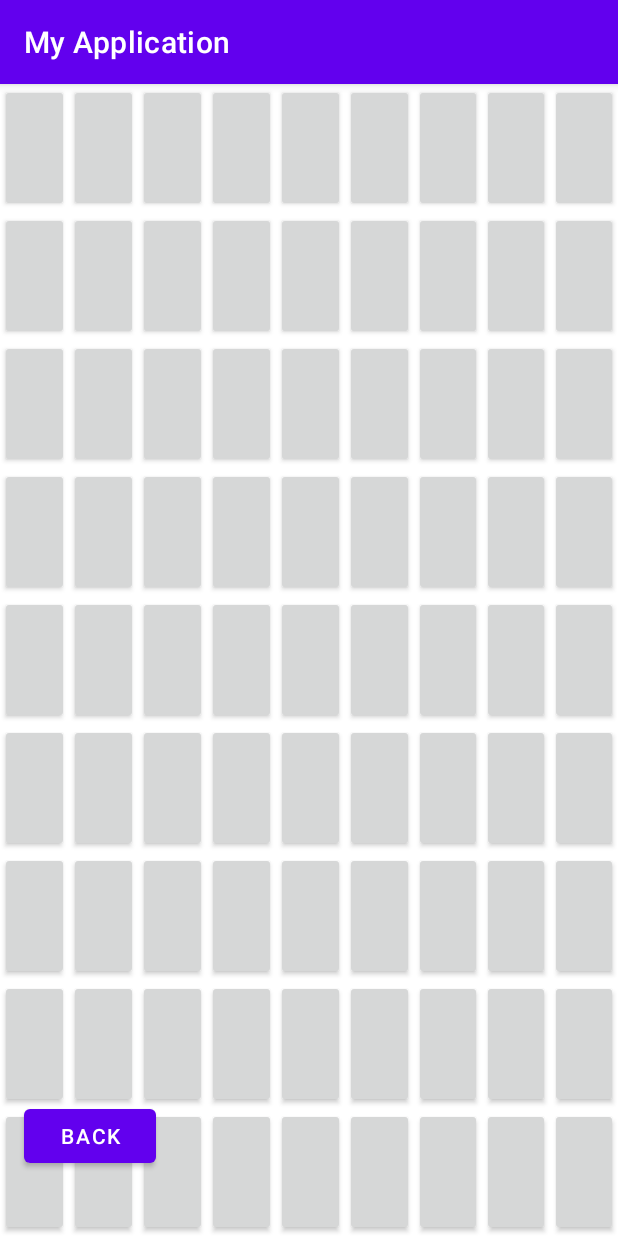
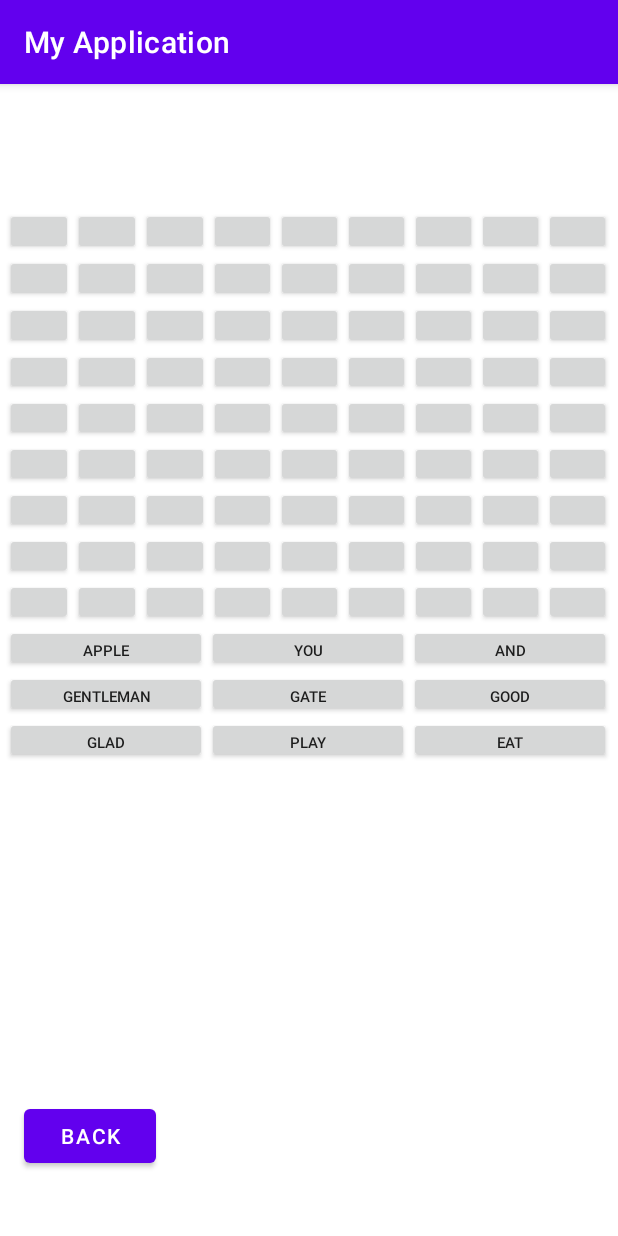
Before and after one commit to Miikexx/WordSudokuApp, an Android app: the StartGame screen opened directly, with no data from a screen before it, on a phone screen of 412 x 824 dp. Run offline under Robolectric (Android 15) with nearby library versions, the phone set to English and light mode, and no system bars.

Commit message:
Updated game board design and word choices at the bottom of screen.

```diff
--- a/app/src/main/java/com/example/myapplication/StartGame.java
+++ b/app/src/main/java/com/example/myapplication/StartGame.java
@@ -9,7 +9,41 @@ import android.widget.Button;
 import android.widget.TableLayout;
 import android.widget.TableRow;
 
+
+
 public class StartGame extends AppCompatActivity {
+
+        public class wordClass{
+          public String English = "";
+          public String translation = "";
+          public int initial = 0;
+          public int num;
+        }
+
+        String englishArray[] = {"Apple", "You", "And", "Gentleman", "Gate", "Good", "Glad", "Play", "Eat"};
+        String frenchArray[] = {"Pomme", "Tu", "Et", "Monsieur", "Porte", "Bien", "Content", "Jouer", "Manger"};
+
+        wordClass gameWordArray[];
+
+         public void fillArray(){
+             gameWordArray = new wordClass[9];
+             for(int i = 0; i < 9; i++){gameWordArray[i] = new wordClass();
+                gameWordArray[i].English = englishArray[i];
+                gameWordArray[i].translation = frenchArray[i];
+                gameWordArray[i].num = i;
+            }
+        }
+
+
+
+
+
+
+
+
+
+
+
 
     Button tempButton;
     private static final int NUM_ROWS = 9;
@@ -31,7 +65,9 @@ public class StartGame extends AppCompatActivity {
             }
 
         });
+        fillArray();
         populateButtons();
+        makeGridForBottomWords();
     }
 
     private void populateButtons(){
@@ -53,4 +89,27 @@ public class StartGame extends AppCompatActivity {
             }
         }
     }
+
+    private void makeGridForBottomWords(){
+        TableLayout table = (TableLayout) findViewById(R.id.tableForButtons);
+        for(int row = 0; row < 3; row++){
+            TableRow tableRow = new TableRow(this);
+            tableRow.setLayoutParams(new TableLayout.LayoutParams (
+                    TableLayout.LayoutParams.MATCH_PARENT, TableLayout.LayoutParams.MATCH_PARENT,
+                    1.0f));
+            table.addView(tableRow);
+
+            for(int cols = 0; cols < 3; cols++){
+                Button button = new Button(this);
+                button.setLayoutParams(new TableRow.LayoutParams (
+                        TableLayout.LayoutParams.MATCH_PARENT,
+                        TableLayout.LayoutParams.MATCH_PARENT,
+                        1.0f));
+                tableRow.addView(button);
+                button.setText("Hello");
+                button.setText(gameWordArray[(row)*(3) + (cols)].English);
+                button.setTextSize(10);
+            }
+        }
+    }
 }
--- a/app/src/main/res/layout/activity_start_game.xml
+++ b/app/src/main/res/layout/activity_start_game.xml
@@ -20,11 +20,29 @@
 
     <TableLayout
         android:id="@+id/tableForButtons"
-        android:layout_width="match_parent"
-        android:layout_height="match_parent"
-        tools:layout_editor_absoluteX="1dp"
-        tools:layout_editor_absoluteY="1dp"
-        android:stretchColumns="*">
+        android:layout_width="404dp"
+        android:layout_height="370dp"
+        android:stretchColumns="*"
+        app:layout_constraintBottom_toBottomOf="parent"
+        app:layout_constraintEnd_toEndOf="parent"
+        app:layout_constraintHorizontal_bias="0.428"
+        app:layout_constraintStart_toStartOf="parent"
+        app:layout_constraintTop_toTopOf="parent"
+        app:layout_constraintVertical_bias="0.207">
+
+
+    </TableLayout>
+
+    <TableLayout
+        android:id="@+id/tableForWords"
+        android:layout_width="409dp"
+        android:layout_height="196dp"
+        android:stretchColumns="*"
+        app:layout_constraintBottom_toBottomOf="parent"
+        app:layout_constraintEnd_toEndOf="parent"
+        app:layout_constraintStart_toStartOf="parent"
+        app:layout_constraintTop_toBottomOf="@+id/tableForButtons"
+        app:layout_constraintVertical_bias="0.733">
 
 
     </TableLayout>
```
